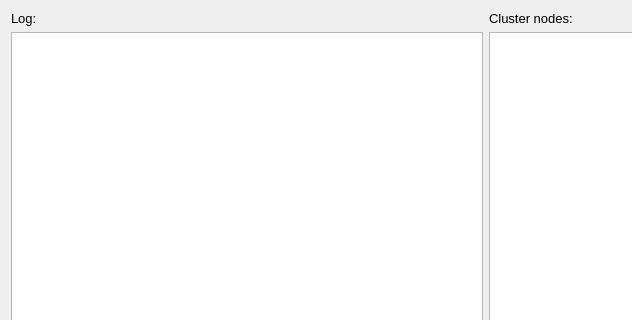
The window that owner/ui/mainwindow.ui (gear54rus/python-cluster) describes before a commit, drawn with Qt 5; both pictures show x 0 to 632 and y 0 to 320 of the 800 by 600 pixel window.
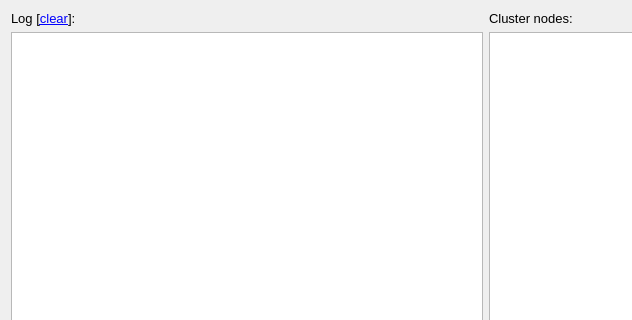
The same window after the commit.

Commit message:
Added clear log button. Closes #31.
- Changed other links in log viewer to use same style as clear log button.
- Fixed a small mistake.

```diff
--- a/owner/ui/mainwindow.ui
+++ b/owner/ui/mainwindow.ui
@@ -31,7 +31,7 @@
       <item>
        <widget class="QLabel" name="labelLog">
         <property name="text">
-         <string>Log:</string>
+         <string>Log [&lt;a href=&quot;#&quot;&gt;clear&lt;/a&gt;]:</string>
         </property>
        </widget>
       </item>
```
The commit also changes 2 other files.
